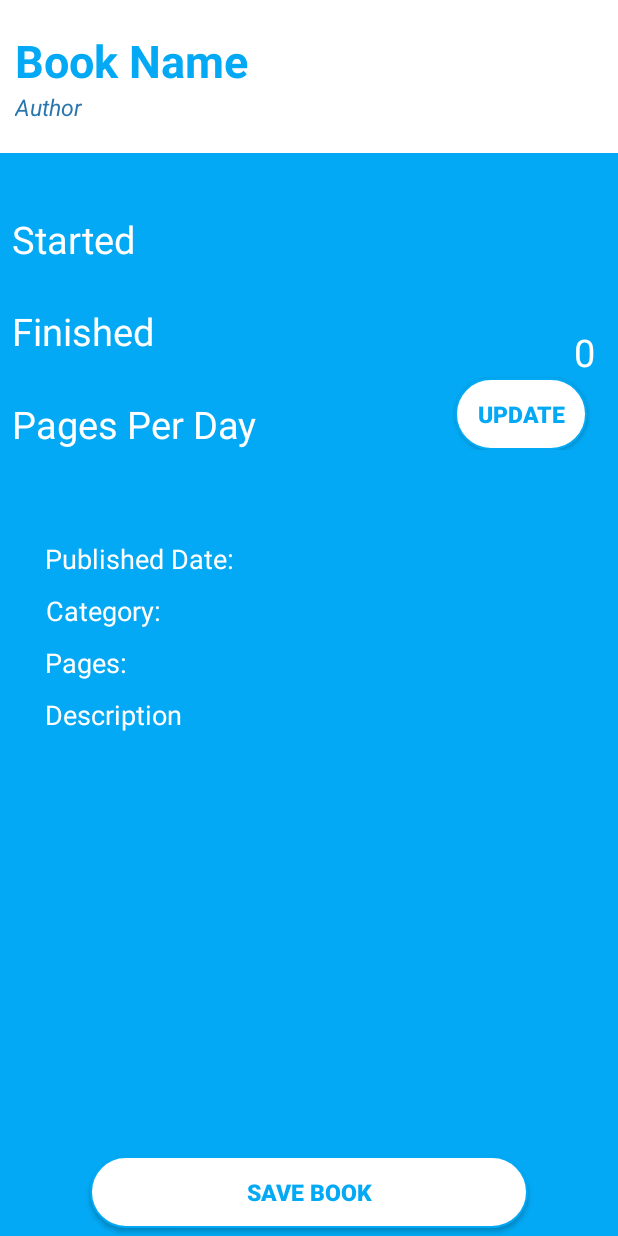
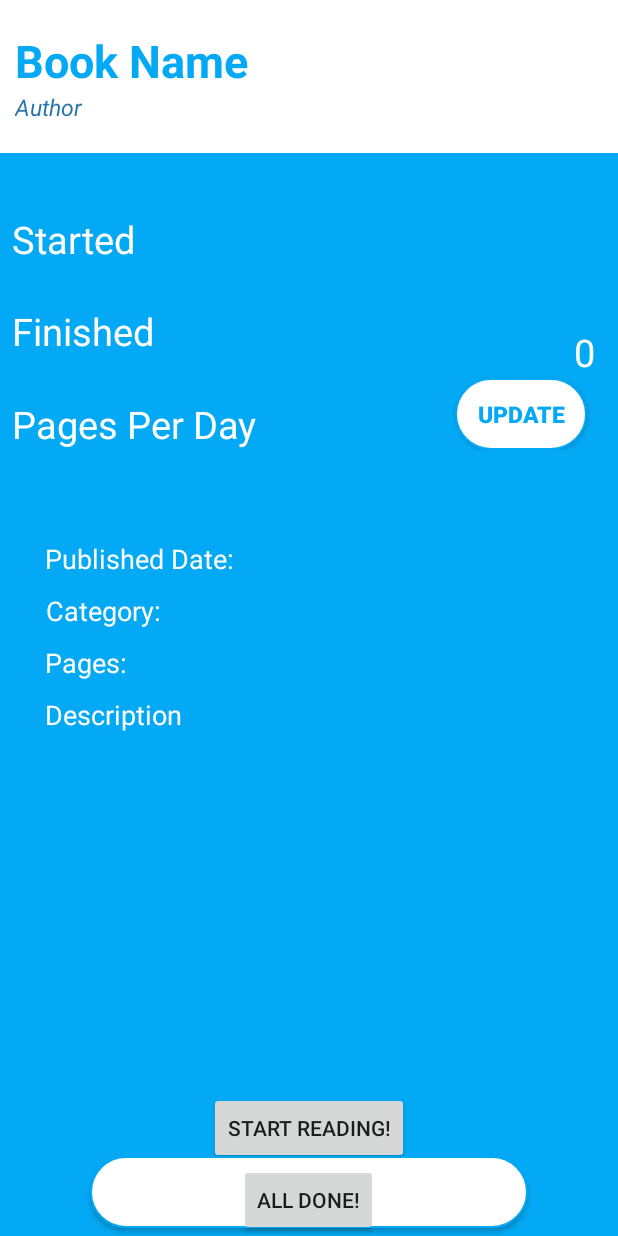
Before and after one commit to kderrick/android_bookTracker, an Android app: the layout fragment_book_detail.xml on its own in the app's theme, with its tools: preview values and no code run, on a phone screen of 412 x 824 dp. Run offline under Robolectric (Android 15) with nearby library versions, the phone set to English and light mode, and no system bars; Roboto replaces fonts that are not available here.

Commit message:
add start and finish reading buttons

```diff
--- a/app/src/main/res/layout/fragment_book_detail.xml
+++ b/app/src/main/res/layout/fragment_book_detail.xml
@@ -221,6 +221,22 @@
                 android:textSize="15sp"
                 android:textStyle="bold"/>
 
+            <Button
+                android:layout_width="wrap_content"
+                android:layout_height="wrap_content"
+                android:text="Start Reading!"
+                android:id="@+id/startReadingButton"
+                android:layout_above="@+id/finishReadingButton"
+                android:layout_centerHorizontal="true" />
+
+            <Button
+                android:layout_width="wrap_content"
+                android:layout_height="wrap_content"
+                android:text="All Done!"
+                android:id="@+id/finishReadingButton"
+                android:layout_alignParentBottom="true"
+                android:layout_centerHorizontal="true" />
+
         </RelativeLayout>
 
     </LinearLayout>
```
